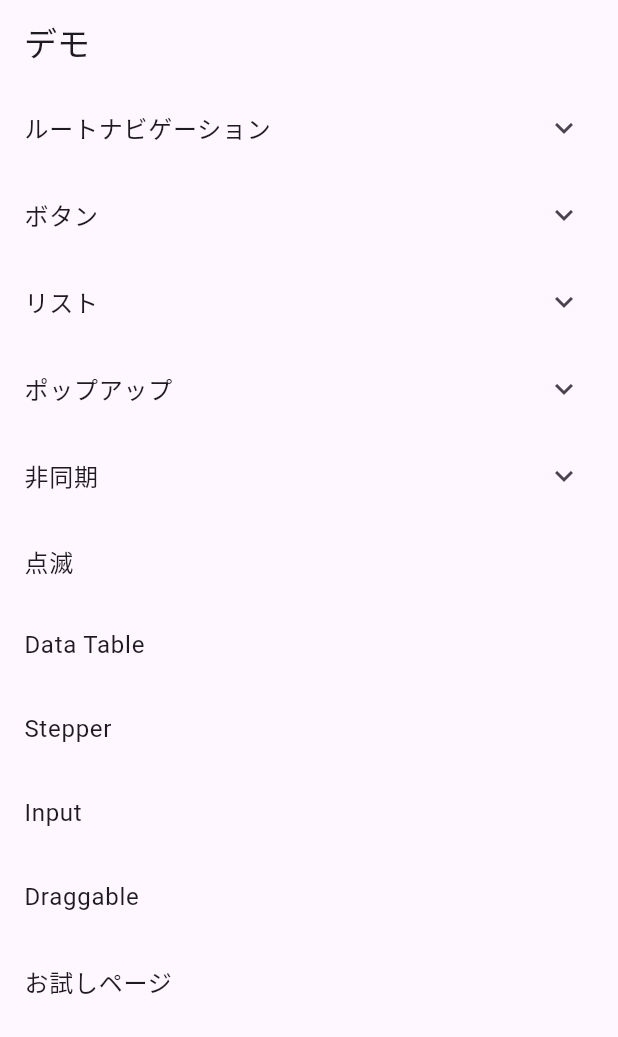
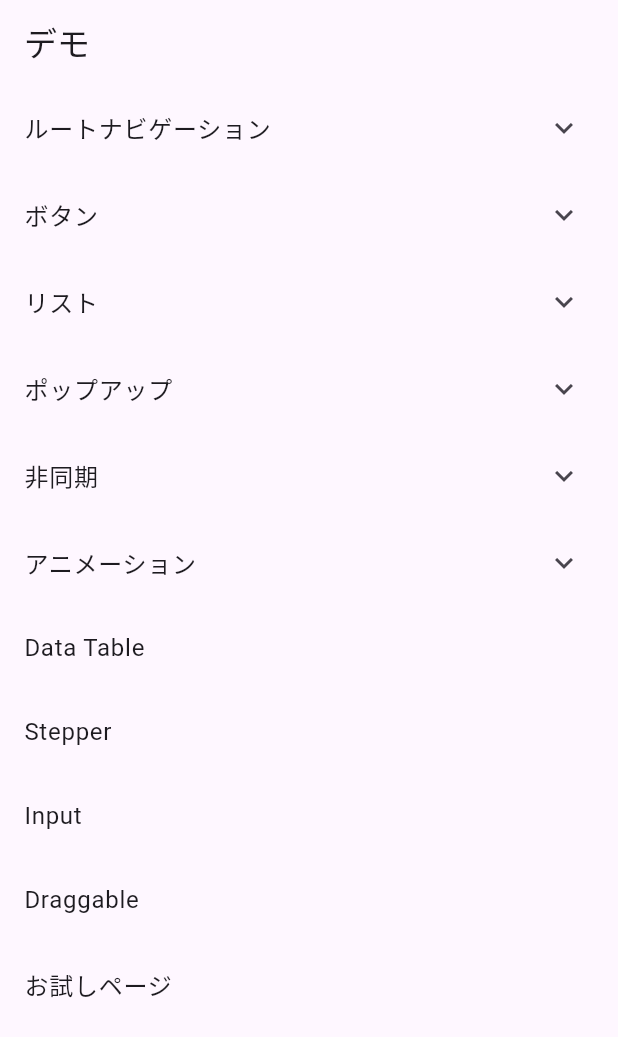
Before and after one commit to cotlra/flutter-ui-sample, a Flutter app: the screen it shows after launch, on a phone screen of 412 x 824 dp. Shown: the top 1037 px of the screen. Run offline on Flutter 3.47's test engine with Material 3 defaults, Android fonts, the light colour scheme and no system bars.

Commit message:
回転するカードを追加

```diff
--- a/lib/data/page_info.dart
+++ b/lib/data/page_info.dart
@@ -1,19 +1,24 @@
 import 'package:flutter/material.dart';
 
-class PageInfo{
+class PageInfo {
   final String pageName;
   final String pageRoute;
   final StatefulWidget page;
   final PageCategory category;
 
-  PageInfo({required this.pageName,required this.pageRoute,required this.page, this.category = PageCategory.other});
+  PageInfo(
+      {required this.pageName,
+      required this.pageRoute,
+      required this.page,
+      this.category = PageCategory.other});
 }
 
-enum PageCategory{
+enum PageCategory {
   rootNavigation,
   async,
   popUp,
   button,
   list,
+  animation,
   other
 }
--- a/lib/main.dart
+++ b/lib/main.dart
@@ -1,6 +1,9 @@
 import 'package:flutter/material.dart';
+import 'package:ui_sample/page/animation/flip_card_page.dart';
 import 'package:ui_sample/page/async/future_builder_page.dart';
 import 'package:ui_sample/page/async/indicator_page.dart';
+import 'package:ui_sample/page/async/refresh_indicator_page.dart';
+import 'package:ui_sample/page/async/stream_builder_page.dart';
 import 'package:ui_sample/page/button/floating_action_button_page.dart';
 import 'package:ui_sample/page/button/icon_button_page.dart';
 import 'package:ui_sample/page/button/segmented_button_page.dart';
@@ -9,28 +12,26 @@ import 'package:ui_sample/page/draggable_page.dart';
 import 'package:ui_sample/page/input_page.dart';
 import 'package:ui_sample/page/list/list_view_page.dart';
 import 'package:ui_sample/page/pop_up/menu_anchor_page.dart';
-import 'package:ui_sample/page/async/refresh_indicator_page.dart';
 import 'package:ui_sample/page/pop_up/tooltip_page.dart';
 import 'package:ui_sample/page/root_navigation/bottom_app_bar_page.dart';
 import 'package:ui_sample/page/root_navigation/cupertino_tab_bar_page.dart';
 import 'package:ui_sample/page/stepper_page.dart';
-import 'package:ui_sample/page/async/stream_builder_page.dart';
 
 import 'data/page_info.dart';
-import 'page/blink_page.dart';
-import 'page/list/reorderable_list_view_page.dart';
-import 'page/root_navigation/bottom_navigation_bar_page.dart';
+import 'page/animation/blink_page.dart';
 import 'page/button/button_page.dart';
 import 'page/data_table_page.dart';
-import 'page/pop_up/dialog_page.dart';
-import 'page/root_navigation/drawer_page.dart';
 import 'page/free_page.dart';
 import 'page/list/list_tile_page.dart';
+import 'page/list/reorderable_list_view_page.dart';
 import 'page/my_home_page.dart';
-import 'page/root_navigation/navigation_rail_page.dart';
+import 'page/pop_up/dialog_page.dart';
 import 'page/pop_up/picker_page.dart';
 import 'page/pop_up/pop_menu_page.dart';
 import 'page/pop_up/snack_bar_page.dart';
+import 'page/root_navigation/bottom_navigation_bar_page.dart';
+import 'page/root_navigation/drawer_page.dart';
+import 'page/root_navigation/navigation_rail_page.dart';
 import 'page/root_navigation/tab_bar_page.dart';
 
 void main() {
@@ -45,39 +46,198 @@ class MyApp extends StatelessWidget {
   @override
   Widget build(BuildContext context) {
     final pageList = [
-      PageInfo(pageName: 'Tab Bar', pageRoute: '/tabBar', page: const TabBarPage(title:'Tab Bar'),category: PageCategory.rootNavigation),
-      PageInfo(pageName: 'Bottom Navigation', pageRoute: '/bottomNavigation', page: const BottomNavigationBarPage(title: 'Bottom Navigation',),category: PageCategory.rootNavigation),
-      PageInfo(pageName: 'Cupertino Tab Bar', pageRoute: '/cupertinoTabBar', page: const CupertinoTabBarPage(title: 'Cupertino Tab Bar',),category: PageCategory.rootNavigation),
-      PageInfo(pageName: 'Bottom App Bar', pageRoute: '/bottomAppBar', page: const BottomAppBarPage(title: 'Bottom App Bar'),category: PageCategory.rootNavigation),
-      PageInfo(pageName: 'Navigation Rail', pageRoute: '/navigationRail', page: const NavigationRailPage(title: 'Navigation Rail'),category: PageCategory.rootNavigation),
-      PageInfo(pageName: 'Drawer', pageRoute: '/drawer', page: const DrawerPage(title: 'Drawer'),category: PageCategory.rootNavigation),
-      PageInfo(pageName: 'Snack Bar', pageRoute: '/snackBar', page: const SnackBarPage(title: 'Snack Bar'),category: PageCategory.popUp),
-      PageInfo(pageName: 'Dialog', pageRoute: '/dialog', page: const DialogPage(title: 'Dialog'),category: PageCategory.popUp),
-      PageInfo(pageName: 'Picker', pageRoute: '/picker', page: const PickerPage(title: 'Picker'),category: PageCategory.popUp),
-      PageInfo(pageName: 'Pop Menu', pageRoute: '/popMenu', page: const PopMenuPage(title: 'Pop Menu'),category: PageCategory.popUp),
-      PageInfo(pageName: 'Menu Anchor', pageRoute: '/menuAnchor', page: const MenuAnchorPage(title: 'Menu Anchor'),category: PageCategory.popUp),
-      PageInfo(pageName: 'Tooltip', pageRoute: '/tooltip', page: const TooltipPage(title: 'Tooltip'),category: PageCategory.popUp),
-      PageInfo(pageName: 'Button', pageRoute: '/button', page: const ButtonPage(title: 'Button'),category: PageCategory.button),
-      PageInfo(pageName: 'Floating Action Button', pageRoute: '/floatingActionButton', page: const FloatingActionButtonPage(title: 'Floating Action Button'),category: PageCategory.button),
-      PageInfo(pageName: 'Icon Button', pageRoute: '/iconButton', page: const IconButtonPage(title: 'Icon Button'),category: PageCategory.button),
-      PageInfo(pageName: 'Segmented Button', pageRoute: '/segmentedButton', page: const SegmentedButtonPage(title: 'Segmented Button'),category: PageCategory.button),
-      PageInfo(pageName: 'Toggle Buttons', pageRoute: '/toggleButtons', page: const ToggleButtonsPage(title: 'Toggle Buttons'),category: PageCategory.button),
-      PageInfo(pageName: 'List Tile', pageRoute: '/listTile', page: const ListTilePage(title: 'List Tile'),category: PageCategory.list),
-      PageInfo(pageName: 'List Vie', pageRoute: '/listView', page: const ListViewPage(title: 'List View'),category: PageCategory.list),
-      PageInfo(pageName: 'Reorderable List View', pageRoute: '/reorderableListViewPage', page: const ReorderableListViewPage(title: 'Reorderable List View'),category: PageCategory.list),
-      PageInfo(pageName: 'Indicator', pageRoute: '/indicator', page: const IndicatorPage(title: 'Indicator'),category: PageCategory.async),
-      PageInfo(pageName: 'Stream Builder', pageRoute: '/streamBuilder', page: const StreamBuilderPage(title: 'Stream Builder'),category: PageCategory.async),
-      PageInfo(pageName: 'Future Builder', pageRoute: '/futureBuilder', page: const FutureBuilderPage(title: 'Refresh Indicator'),category: PageCategory.async),
-      PageInfo(pageName: 'Refresh Indicator', pageRoute: '/refreshIndicator', page: const RefreshIndicatorPage(title: 'Refresh Indicator'),category: PageCategory.async),
-      PageInfo(pageName: '点滅', pageRoute: '/blink', page: const BlinkPage(title: '点滅')),
-      PageInfo(pageName: 'Data Table', pageRoute: '/dataTable', page: const DataTablePage(title: 'Data Table')),
-      PageInfo(pageName: 'Stepper', pageRoute: '/stepper', page: const StepperPage(title: 'Stepper')),
-      PageInfo(pageName: 'Input', pageRoute: '/input', page: const InputPage(title: 'Input')),
-      PageInfo(pageName: 'Draggable', pageRoute: '/draggable', page: const DraggablePage(title: 'Draggable')),
-      PageInfo(pageName: 'お試しページ', pageRoute: '/free', page: const FreePage(title: 'お試しページ')),
+      PageInfo(
+        pageName: 'Tab Bar',
+        pageRoute: '/tabBar',
+        page: const TabBarPage(title: 'Tab Bar'),
+        category: PageCategory.rootNavigation,
+      ),
+      PageInfo(
+        pageName: 'Bottom Navigation',
+        pageRoute: '/bottomNavigation',
+        page: const BottomNavigationBarPage(
+          title: 'Bottom Navigation',
+        ),
+        category: PageCategory.rootNavigation,
+      ),
+      PageInfo(
+        pageName: 'Cupertino Tab Bar',
+        pageRoute: '/cupertinoTabBar',
+        page: const CupertinoTabBarPage(
+          title: 'Cupertino Tab Bar',
+        ),
+        category: PageCategory.rootNavigation,
+      ),
+      PageInfo(
+        pageName: 'Bottom App Bar',
+        pageRoute: '/bottomAppBar',
+        page: const BottomAppBarPage(title: 'Bottom App Bar'),
+        category: PageCategory.rootNavigation,
+      ),
+      PageInfo(
+        pageName: 'Navigation Rail',
+        pageRoute: '/navigationRail',
+        page: const NavigationRailPage(title: 'Navigation Rail'),
+        category: PageCategory.rootNavigation,
+      ),
+      PageInfo(
+        pageName: 'Drawer',
+        pageRoute: '/drawer',
+        page: const DrawerPage(title: 'Drawer'),
+        category: PageCategory.rootNavigation,
+      ),
+      PageInfo(
+        pageName: 'Snack Bar',
+        pageRoute: '/snackBar',
+        page: const SnackBarPage(title: 'Snack Bar'),
+        category: PageCategory.popUp,
+      ),
+      PageInfo(
+        pageName: 'Dialog',
+        pageRoute: '/dialog',
+        page: const DialogPage(title: 'Dialog'),
+        category: PageCategory.popUp,
+      ),
+      PageInfo(
+        pageName: 'Picker',
+        pageRoute: '/picker',
+        page: const PickerPage(title: 'Picker'),
+        category: PageCategory.popUp,
+      ),
+      PageInfo(
+        pageName: 'Pop Menu',
+        pageRoute: '/popMenu',
+        page: const PopMenuPage(title: 'Pop Menu'),
+        category: PageCategory.popUp,
+      ),
+      PageInfo(
+        pageName: 'Menu Anchor',
+        pageRoute: '/menuAnchor',
+        page: const MenuAnchorPage(title: 'Menu Anchor'),
+        category: PageCategory.popUp,
+      ),
+      PageInfo(
+        pageName: 'Tooltip',
+        pageRoute: '/tooltip',
+        page: const TooltipPage(title: 'Tooltip'),
+        category: PageCategory.popUp,
+      ),
+      PageInfo(
+          pageName: 'Button',
+          pageRoute: '/button',
+          page: const ButtonPage(title: 'Button'),
+          category: PageCategory.button),
+      PageInfo(
+        pageName: 'Floating Action Button',
+        pageRoute: '/floatingActionButton',
+        page: const FloatingActionButtonPage(title: 'Floating Action Button'),
+        category: PageCategory.button,
+      ),
+      PageInfo(
+        pageName: 'Icon Button',
+        pageRoute: '/iconButton',
+        page: const IconButtonPage(title: 'Icon Button'),
+        category: PageCategory.button,
+      ),
+      PageInfo(
+        pageName: 'Segmented Button',
+        pageRoute: '/segmentedButton',
+        page: const SegmentedButtonPage(title: 'Segmented Button'),
+        category: PageCategory.button,
+      ),
+      PageInfo(
+        pageName: 'Toggle Buttons',
+        pageRoute: '/toggleButtons',
+        page: const ToggleButtonsPage(title: 'Toggle Buttons'),
+        category: PageCategory.button,
+      ),
+      PageInfo(
+        pageName: 'List Tile',
+        pageRoute: '/listTile',
+        page: const ListTilePage(title: 'List Tile'),
+        category: PageCategory.list,
+      ),
+      PageInfo(
+        pageName: 'List Vie',
+        pageRoute: '/listView',
+        page: const ListViewPage(title: 'List View'),
+        category: PageCategory.list,
+      ),
+      PageInfo(
+        pageName: 'Reorderable List View',
+        pageRoute: '/reorderableListViewPage',
+        page: const ReorderableListViewPage(title: 'Reorderable List View'),
+        category: PageCategory.list,
+      ),
+      PageInfo(
+        pageName: 'Indicator',
+        pageRoute: '/indicator',
+        page: const IndicatorPage(title: 'Indicator'),
+        category: PageCategory.async,
+      ),
+      PageInfo(
+        pageName: 'Stream Builder',
+        pageRoute: '/streamBuilder',
+        page: const StreamBuilderPage(title: 'Stream Builder'),
+        category: PageCategory.async,
+      ),
+      PageInfo(
+        pageName: 'Future Builder',
+        pageRoute: '/futureBuilder',
+        page: const FutureBuilderPage(title: 'Refresh Indicator'),
+        category: PageCategory.async,
+      ),
+      PageInfo(
+        pageName: 'Refresh Indicator',
+        pageRoute: '/refreshIndicator',
+        page: const RefreshIndicatorPage(title: 'Refresh Indicator'),
+        category: PageCategory.async,
+      ),
+      PageInfo(
+        pageName: '点滅',
+        pageRoute: '/blink',
+        page: const BlinkPage(title: '点滅'),
+        category: PageCategory.animation,
+      ),
+      PageInfo(
+        pageName: 'カードの回転',
+        pageRoute: '/flipCard',
+        page: const FlipCardPage(title: 'カードの回転'),
+        category: PageCategory.animation,
+      ),
+      PageInfo(
+        pageName: 'Data Table',
+        pageRoute: '/dataTable',
+        page: const DataTablePage(title: 'Data Table'),
+      ),
+      PageInfo(
+        pageName: 'Stepper',
+        pageRoute: '/stepper',
+        page: const StepperPage(title: 'Stepper'),
+      ),
+      PageInfo(
+        pageName: 'Input',
+        pageRoute: '/input',
+        page: const InputPage(title: 'Input'),
+      ),
+      PageInfo(
+        pageName: 'Draggable',
+        pageRoute: '/draggable',
+        page: const DraggablePage(title: 'Draggable'),
+      ),
+      PageInfo(
+        pageName: 'お試しページ',
+        pageRoute: '/free',
+        page: const FreePage(title: 'お試しページ'),
+      ),
     ];
-    final routeMap = Map.fromIterables(pageList.map<String>((e) => e.pageRoute), pageList.map<Widget Function(BuildContext)>((e) => (context) => e.page));
-    routeMap['/'] = (context) => MyHomePage(pageList: pageList,);
+    final routeMap = Map.fromIterables(
+        pageList.map<String>((e) => e.pageRoute),
+        pageList
+            .map<Widget Function(BuildContext)>((e) => (context) => e.page));
+    routeMap['/'] = (context) => MyHomePage(
+          pageList: pageList,
+        );
 
     return MaterialApp(
       title: 'UI Sample',
--- a/lib/page/blink_page.dart
+++ b/lib/page/animation/blink_page.dart
@@ -1,6 +1,6 @@
 import 'package:flutter/material.dart';
 
-import '../components/blink.dart';
+import '../../components/blink.dart';
 
 class BlinkPage extends StatefulWidget {
   const BlinkPage({super.key, required this.title});
@@ -11,7 +11,6 @@ class BlinkPage extends StatefulWidget {
 }
 
 class _BlinkPageState extends State<BlinkPage> {
-
   @override
   Widget build(BuildContext context) {
     return Scaffold(
--- a/lib/page/button/button_page.dart
+++ b/lib/page/button/button_page.dart
@@ -1,7 +1,5 @@
 import 'package:flutter/cupertino.dart';
 import 'package:flutter/material.dart';
-
-import '../../const/style_const.dart';
 
 class ButtonPage extends StatefulWidget {
   const ButtonPage({super.key, required this.title});
@@ -14,8 +12,6 @@ class ButtonPage extends StatefulWidget {
 
 class _ButtonPageState extends State<ButtonPage> {
   bool _isDisabled = false;
-  final List<bool> _toggleStateList = [false, false, false];
-
 
   @override
   Widget build(BuildContext context) {
--- a/lib/page/button/icon_button_page.dart
+++ b/lib/page/button/icon_button_page.dart
@@ -1,6 +1,4 @@
 import 'package:flutter/material.dart';
-
-import '../../const/style_const.dart';
 
 class IconButtonPage extends StatefulWidget {
   const IconButtonPage({super.key, required this.title});
@@ -8,8 +6,7 @@ class IconButtonPage extends StatefulWidget {
   final String title;
 
   @override
-  State<IconButtonPage> createState() =>
-      _IconButtonPageState();
+  State<IconButtonPage> createState() => _IconButtonPageState();
 }
 
 class _IconButtonPageState extends State<IconButtonPage> {
--- a/lib/page/draggable_page.dart
+++ b/lib/page/draggable_page.dart
@@ -27,10 +27,10 @@ class _DraggablePageState extends State<DraggablePage> {
                   width: StyleConsts.value128,
                   height: StyleConsts.value128,
                   child: DragTarget<int>(
-                    builder: (BuildContext context, List<int?> candidateData, List<dynamic> rejectedData) {
-                      return Placeholder();
+                    builder: (BuildContext context, List<int?> candidateData,
+                        List<dynamic> rejectedData) {
+                      return const Placeholder();
                     },
-
                   ),
                 ),
               ),
--- a/lib/page/input_page.dart
+++ b/lib/page/input_page.dart
@@ -19,7 +19,7 @@ class _InputPageState extends State<InputPage> {
   String? _currentPullDownValue;
   double _currentSliderValue1 = 0;
   double _currentSliderValue2 = 0;
-  RangeValues _rangeValues = RangeValues(0, 10);
+  RangeValues _rangeValues = const RangeValues(0, 10);
 
   @override
   Widget build(BuildContext context) {
--- a/lib/page/my_home_page.dart
+++ b/lib/page/my_home_page.dart
@@ -1,10 +1,10 @@
-
 import 'package:flutter/material.dart';
 
 import '../data/page_info.dart';
 
 class MyHomePage extends StatefulWidget {
-  const MyHomePage({super.key,required this.pageList});
+  const MyHomePage({super.key, required this.pageList});
+
   final List<PageInfo> pageList;
 
   @override
@@ -24,44 +24,78 @@ class _MyHomePageState extends State<MyHomePage> {
     );
   }
 
-  List<Widget> createListTiles(){
+  List<Widget> createListTiles() {
     List<Widget> allWidgets = [];
     List<Widget> rootNavigationWidgets = [];
     List<Widget> buttonWidgets = [];
     List<Widget> popUpWidgets = [];
     List<Widget> listWidgets = [];
     List<Widget> asyncWidgets = [];
+    List<Widget> animationWidgets = [];
 
     for (var element in widget.pageList) {
       var listTile = createListTile(element);
-      if(element.category == PageCategory.rootNavigation){
+      if (element.category == PageCategory.rootNavigation) {
         rootNavigationWidgets.add(listTile);
-      }else if(element.category == PageCategory.popUp){
+      } else if (element.category == PageCategory.popUp) {
         popUpWidgets.add(listTile);
-      }else if(element.category == PageCategory.button){
+      } else if (element.category == PageCategory.button) {
         buttonWidgets.add(listTile);
-      }else if(element.category == PageCategory.list){
+      } else if (element.category == PageCategory.list) {
         listWidgets.add(listTile);
-      }else if(element.category == PageCategory.async){
+      } else if (element.category == PageCategory.async) {
         asyncWidgets.add(listTile);
-      }else{
+      } else if (element.category == PageCategory.animation) {
+        animationWidgets.add(listTile);
+      } else {
         allWidgets.add(listTile);
       }
     }
-    allWidgets.insert(0, ExpansionTile(title: const Text('非同期'), children: asyncWidgets,));
-    allWidgets.insert(0, ExpansionTile(title: const Text('ポップアップ'), children: popUpWidgets,));
-    allWidgets.insert(0, ExpansionTile(title: const Text('リスト'), children: listWidgets,));
-    allWidgets.insert(0, ExpansionTile(title: const Text('ボタン'), children: buttonWidgets,));
-    allWidgets.insert(0, ExpansionTile(title: const Text('ルートナビゲーション'), children: rootNavigationWidgets,));
+    allWidgets.insert(
+        0,
+        ExpansionTile(
+          title: const Text('アニメーション'),
+          children: animationWidgets,
+        ));
+    allWidgets.insert(
+        0,
+        ExpansionTile(
+          title: const Text('非同期'),
+          children: asyncWidgets,
+        ));
+    allWidgets.insert(
+        0,
+        ExpansionTile(
+          title: const Text('ポップアップ'),
+          children: popUpWidgets,
+        ));
+    allWidgets.insert(
+        0,
+        ExpansionTile(
+          title: const Text('リスト'),
+          children: listWidgets,
+        ));
+    allWidgets.insert(
+        0,
+        ExpansionTile(
+          title: const Text('ボタン'),
+          children: buttonWidgets,
+        ));
+    allWidgets.insert(
+        0,
+        ExpansionTile(
+          title: const Text('ルートナビゲーション'),
+          children: rootNavigationWidgets,
+        ));
     return allWidgets;
   }
 
-  Widget createListTile(PageInfo page){
+  Widget createListTile(PageInfo page) {
     return Column(
       children: [
         ListTile(
           title: Text(page.pageName),
-          onTap: (){
+          onTap: () {
             Navigator.pushNamed(context, page.pageRoute);
           },
         ),
```
Also changed, not shown: lib/components/flip.dart (added, +70 -0 lines), lib/page/animation/flip_card_page.dart (added, +78 -0 lines), lib/page/button/toggle_buttons_page.dart (+8 -9 lines), lib/page/pop_up/picker_page.dart (+12 -6 lines).
